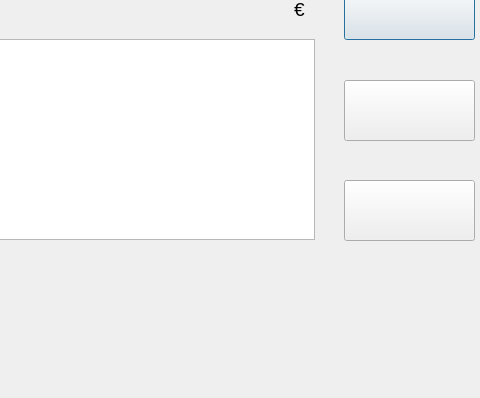
Above: frontend/tilitapahtumatwindow.ui from Jani-OAMK/ATM-group-project before the change; both pictures show x 336 to 816 and y 231 to 629 of the 816 by 629 pixel window. Below: the same form after it.
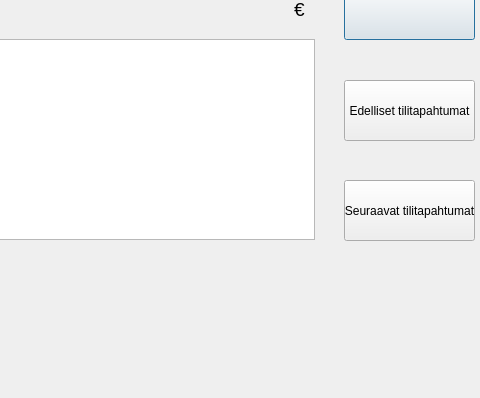
That is the form after the change.

Commit message: tilitapahtumat-widget lukittu

What changed in the file:
```diff
--- a/frontend/tilitapahtumatwindow.ui
+++ b/frontend/tilitapahtumatwindow.ui
@@ -49,7 +49,7 @@
     </rect>
    </property>
    <property name="text">
-    <string/>
+    <string>Seuraavat tilitapahtumat</string>
    </property>
   </widget>
   <widget class="QPushButton" name="btnEdellinen">
@@ -62,7 +62,7 @@
     </rect>
    </property>
    <property name="text">
-    <string/>
+    <string>Edelliset tilitapahtumat</string>
    </property>
   </widget>
   <widget class="QLabel" name="label">
```
The commit also changes 2 other files.
